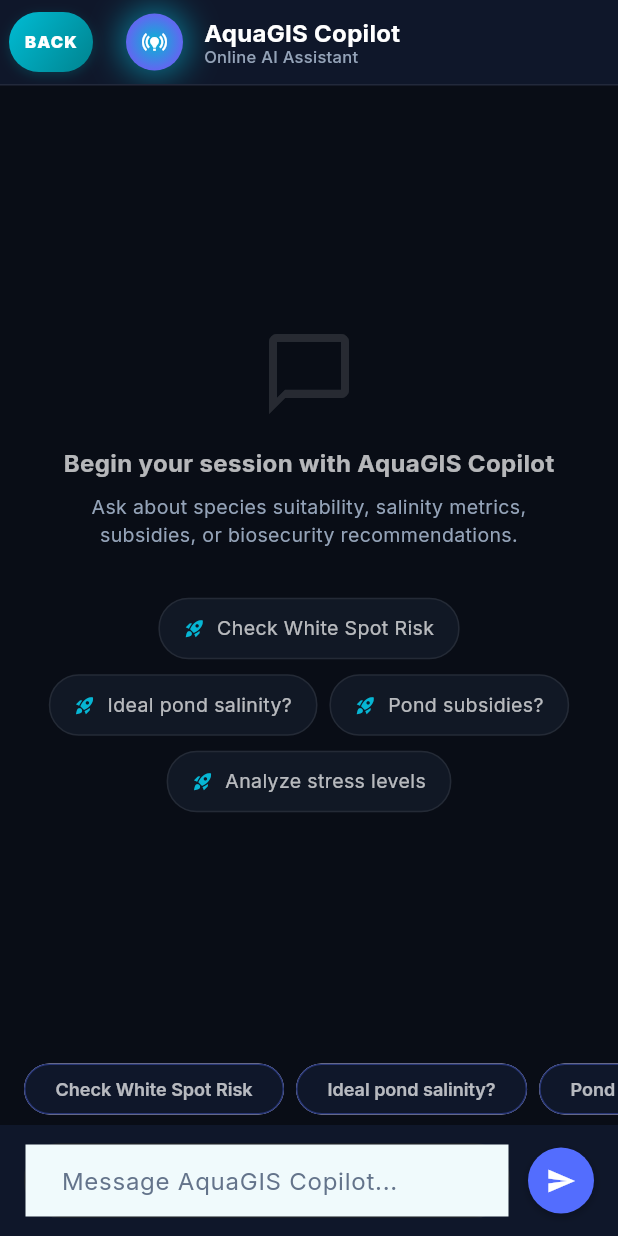
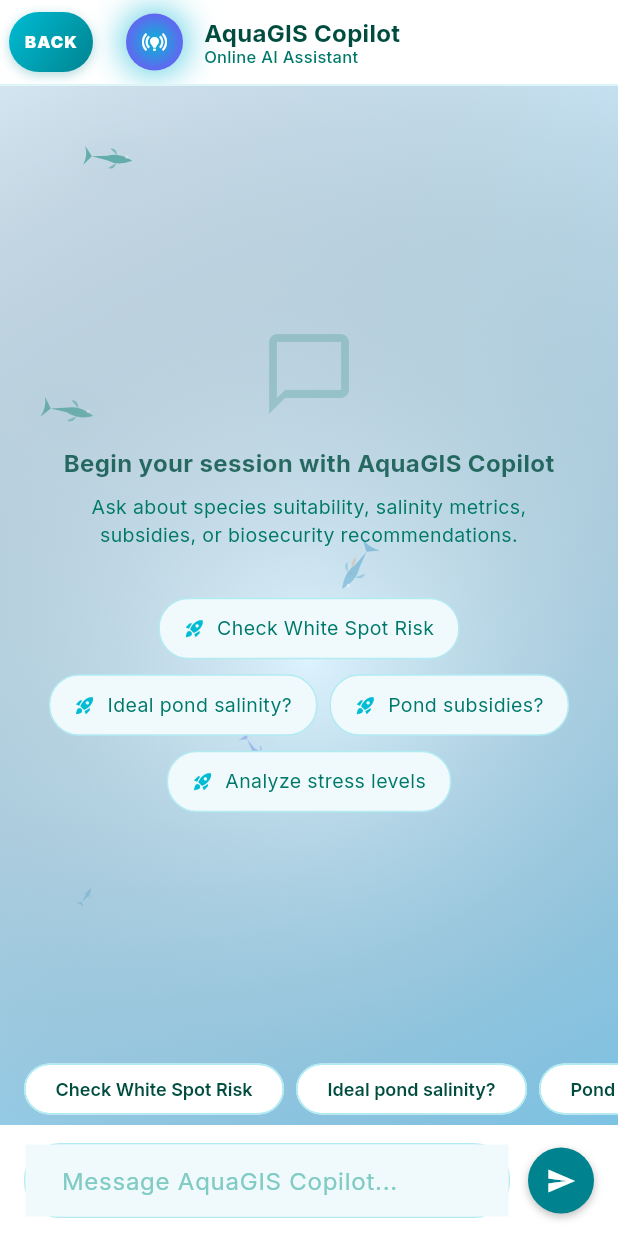
Before and after one commit to Mxnsii/GIS-Based-Smart-Pisciculture-Management-System, a Flutter app: the ChatbotScreen screen opened directly, on a phone screen of 412 x 824 dp. Run offline on Flutter 3.47's test engine with Material 3 defaults, Android fonts, the phone set to English and light mode, and no system bars; our stand-ins replace audioplayers, cloud_firestore, firebase_auth, firebase_core, firebase_database, firebase_messaging and 13 more; missing offline and left inert: flutter_map_marker_cluster, record; accounts and stored records are empty; network calls fail.

Commit message:
feat: add swimming fish background to chatbot and make it fully theme-aware

```diff
--- a/lib/screens/chatbot_screen.dart
+++ b/lib/screens/chatbot_screen.dart
@@ -6,6 +6,8 @@ import '../services/chatbot_service.dart';
 import '../services/chat_storage_service.dart';
 import '../widgets/custom_back_button.dart';
 import '../widgets/glass_card.dart';
+import '../widgets/swimming_fish_background.dart';
+import '../theme/app_theme.dart';
 
 class ChatbotScreen extends StatefulWidget {
   final bool isAuthority;
@@ -115,9 +117,9 @@ class _ChatbotScreenState extends State<ChatbotScreen> with SingleTickerProvider
   @override
   Widget build(BuildContext context) {
     return Scaffold(
-      backgroundColor: const Color(0xFF090D16), // Premium dark mode background
+      backgroundColor: Colors.transparent,
       appBar: AppBar(
-        backgroundColor: const Color(0xFF0F172A),
+        backgroundColor: AppColors.surface,
         elevation: 0,
         leadingWidth: 68,
         leading: CustomBackButton(onPressed: () => Navigator.pop(context)),
@@ -155,18 +157,18 @@ class _ChatbotScreenState extends State<ChatbotScreen> with SingleTickerProvider
             Column(
               crossAxisAlignment: CrossAxisAlignment.start,
               children: [
-                const Text(
+                Text(
                   'AquaGIS Copilot',
                   style: TextStyle(
                     fontWeight: FontWeight.bold,
-                    color: Colors.white,
+                    color: AppColors.textPrimary,
                     fontSize: 16,
                   ),
                 ),
                 Text(
                   _isTyping ? 'AI is processing...' : 'Online AI Assistant',
                   style: TextStyle(
-                    color: _isTyping ? const Color(0xFF06B6D4) : const Color(0xFF94A3B8),
+                    color: _isTyping ? const Color(0xFF06B6D4) : AppColors.textSecondary,
                     fontSize: 11,
                     fontWeight: FontWeight.w500,
                   ),
@@ -178,12 +180,13 @@ class _ChatbotScreenState extends State<ChatbotScreen> with SingleTickerProvider
         bottom: PreferredSize(
           preferredSize: const Size.fromHeight(1.0),
           child: Container(
-            color: Colors.white.withOpacity(0.08),
+            color: AppColors.border.withOpacity(0.5),
             height: 1.0,
           ),
         ),
       ),
-      body: Column(
+      body: SwimmingFishBackground(
+        child: Column(
           children: [
             // Dynamic Message Feed
             Expanded(
@@ -191,7 +194,7 @@ class _ChatbotScreenState extends State<ChatbotScreen> with SingleTickerProvider
                 stream: _chatStorageService.getChatHistory(_userId),
                 builder: (context, snapshot) {
                   if (snapshot.connectionState == ConnectionState.waiting) {
-                   return const Center(child: CircularProgressIndicator(color: Color(0xFF06B6D4)));
+                     return Center(child: CircularProgressIndicator(color: AppColors.secondary));
                   }
                   if (!snapshot.hasData || snapshot.data!.docs.isEmpty) {
                     return Center(
@@ -201,14 +204,14 @@ class _ChatbotScreenState extends State<ChatbotScreen> with SingleTickerProvider
                           children: [
                             Icon(
                               Icons.chat_bubble_outline,
-                            color: Colors.white.withOpacity(0.12),
+                              color: AppColors.textSecondary.withOpacity(0.2),
                               size: 64,
                             ),
                             const SizedBox(height: 16),
-                          const Text(
+                            Text(
                               'Begin your session with AquaGIS Copilot',
                               style: TextStyle(
-                              color: Colors.white70,
+                                color: AppColors.textPrimary.withOpacity(0.8),
                                 fontWeight: FontWeight.bold,
                                 fontSize: 16,
                               ),
@@ -217,7 +220,7 @@ class _ChatbotScreenState extends State<ChatbotScreen> with SingleTickerProvider
                             Text(
                               'Ask about species suitability, salinity metrics,\nsubsidies, or biosecurity recommendations.',
                               style: TextStyle(
-                              color: const Color(0xFF94A3B8),
+                                color: AppColors.textSecondary,
                                 fontSize: 13,
                               ),
                               textAlign: TextAlign.center,
@@ -257,6 +260,7 @@ class _ChatbotScreenState extends State<ChatbotScreen> with SingleTickerProvider
             _buildMessageInput(),
           ],
         ),
+      ),
     );
   }
 
@@ -274,18 +278,18 @@ class _ChatbotScreenState extends State<ChatbotScreen> with SingleTickerProvider
             child: Container(
               padding: const EdgeInsets.symmetric(horizontal: 16, vertical: 10),
               decoration: BoxDecoration(
-                color: const Color(0xFF1E293B).withOpacity(0.4),
+                color: AppColors.cardLight,
                 borderRadius: BorderRadius.circular(20),
-                border: Border.all(color: Colors.white.withOpacity(0.08)),
+                border: Border.all(color: AppColors.border),
               ),
               child: Row(
                 mainAxisSize: MainAxisSize.min,
                 children: [
-                  const Icon(Icons.rocket_launch, color: Color(0xFF06B6D4), size: 14),
+                  Icon(Icons.rocket_launch, color: AppColors.secondary, size: 14),
                   const SizedBox(width: 8),
                   Text(
                     reply,
-                    style: const TextStyle(color: Colors.white70, fontSize: 13),
+                    style: TextStyle(color: AppColors.textSecondary, fontSize: 13),
                   ),
                 ],
               ),
@@ -297,6 +301,18 @@ class _ChatbotScreenState extends State<ChatbotScreen> with SingleTickerProvider
   }
 
   Widget _buildMessageBubble(String content, bool isUser) {
+    final isDark = AppColors.isDark;
+
+    final bubbleBg = isUser
+        ? (isDark ? const Color(0xFF6366F1).withOpacity(0.15) : AppColors.primary.withOpacity(0.12))
+        : (isDark ? const Color(0xFF1E293B).withOpacity(0.45) : AppColors.cardLight.withOpacity(0.85));
+
+    final bubbleBorder = isUser
+        ? (isDark ? const Color(0xFF6366F1).withOpacity(0.3) : AppColors.primary.withOpacity(0.35))
+        : (isDark ? const Color(0xFF06B6D4).withOpacity(0.2) : AppColors.border);
+
+    final bubbleTextColor = isDark ? Colors.white : AppColors.textPrimary;
+
     return Align(
       alignment: isUser ? Alignment.centerRight : Alignment.centerLeft,
       child: Column(
@@ -307,13 +323,13 @@ class _ChatbotScreenState extends State<ChatbotScreen> with SingleTickerProvider
             crossAxisAlignment: CrossAxisAlignment.end,
             children: [
               if (!isUser) ...[
-                const Icon(Icons.smart_toy, color: Color(0xFF06B6D4), size: 16),
+                Icon(Icons.smart_toy, color: AppColors.secondary, size: 16),
                 const SizedBox(width: 6),
               ],
               Text(
                 isUser ? 'You' : 'AquaGIS Copilot',
-                style: const TextStyle(
-                  color: Color(0xFF64748B),
+                style: TextStyle(
+                  color: AppColors.textSecondary,
                   fontSize: 10,
                   fontWeight: FontWeight.bold,
                 ),
@@ -324,12 +340,8 @@ class _ChatbotScreenState extends State<ChatbotScreen> with SingleTickerProvider
           GlassCard(
             borderRadius: 16.0,
             blur: 10.0,
-            backgroundColor: isUser
-                ? const Color(0xFF6366F1).withOpacity(0.15) // Indigo translucent
-                : const Color(0xFF1E293B).withOpacity(0.45), // Slate translucent
-            borderColor: isUser
-                ? const Color(0xFF6366F1).withOpacity(0.3)
-                : const Color(0xFF06B6D4).withOpacity(0.2),
+            backgroundColor: bubbleBg,
+            borderColor: bubbleBorder,
             padding: const EdgeInsets.symmetric(horizontal: 16, vertical: 12),
             margin: const EdgeInsets.only(bottom: 16),
             child: Container(
@@ -338,8 +350,8 @@ class _ChatbotScreenState extends State<ChatbotScreen> with SingleTickerProvider
               ),
               child: Text(
                 content,
-                style: const TextStyle(
-                  color: Colors.white,
+                style: TextStyle(
+                  color: bubbleTextColor,
                   fontSize: 14,
                   height: 1.45,
                 ),
@@ -352,6 +364,7 @@ class _ChatbotScreenState extends State<ChatbotScreen> with SingleTickerProvider
   }
 
   Widget _buildTypingIndicator() {
+    final isDark = AppColors.isDark;
     return Padding(
       padding: const EdgeInsets.symmetric(horizontal: 24, vertical: 12),
       child: Align(
@@ -359,21 +372,21 @@ class _ChatbotScreenState extends State<ChatbotScreen> with SingleTickerProvider
         child: Row(
           mainAxisSize: MainAxisSize.min,
           children: [
-            const Icon(Icons.auto_awesome, color: Color(0xFF06B6D4), size: 14),
+            Icon(Icons.auto_awesome, color: AppColors.secondary, size: 14),
             const SizedBox(width: 8),
             Container(
               padding: const EdgeInsets.symmetric(horizontal: 14, vertical: 8),
               decoration: BoxDecoration(
-                color: const Color(0xFF1E293B).withOpacity(0.4),
+                color: isDark ? const Color(0xFF1E293B).withOpacity(0.4) : AppColors.cardLight.withOpacity(0.85),
                 borderRadius: BorderRadius.circular(16),
-                border: Border.all(color: const Color(0xFF06B6D4).withOpacity(0.15)),
+                border: Border.all(color: isDark ? const Color(0xFF06B6D4).withOpacity(0.15) : AppColors.border),
               ),
               child: Row(
                 children: [
-                  const Text(
+                  Text(
                     'Copilot is writing',
                     style: TextStyle(
-                      color: Color(0xFF94A3B8),
+                      color: AppColors.textSecondary,
                       fontSize: 12,
                       fontWeight: FontWeight.w500,
                     ),
@@ -399,11 +412,11 @@ class _ChatbotScreenState extends State<ChatbotScreen> with SingleTickerProvider
           return Padding(
             padding: const EdgeInsets.only(right: 8),
             child: ActionChip(
-              backgroundColor: const Color(0xFF0F172A),
-              side: BorderSide(color: Colors.indigoAccent.withOpacity(0.2)),
+              backgroundColor: AppColors.surface,
+              side: BorderSide(color: AppColors.border),
               label: Text(
                 reply,
-                style: const TextStyle(color: Colors.white70, fontSize: 12),
+                style: TextStyle(color: AppColors.textPrimary, fontSize: 12),
               ),
               onPressed: () => _sendMessage(reply),
               shape: RoundedRectangleBorder(borderRadius: BorderRadius.circular(18)),
@@ -416,7 +429,7 @@ class _ChatbotScreenState extends State<ChatbotScreen> with SingleTickerProvider
 
   Widget _buildMessageInput() {
     return Container(
-      color: const Color(0xFF0F172A),
+      color: AppColors.surface,
       padding: const EdgeInsets.symmetric(horizontal: 16, vertical: 12),
       child: SafeArea(
         child: Row(
@@ -424,23 +437,23 @@ class _ChatbotScreenState extends State<ChatbotScreen> with SingleTickerProvider
             Expanded(
               child: Container(
                 decoration: BoxDecoration(
-                  color: const Color(0xFF090D16),
+                  color: AppColors.bg,
                   borderRadius: BorderRadius.circular(24),
-                  border: Border.all(color: Colors.white.withOpacity(0.08)),
+                  border: Border.all(color: AppColors.border),
                 ),
                 child: TextField(
                   controller: _messageController,
                   textCapitalization: TextCapitalization.sentences,
                   minLines: 1,
                   maxLines: 4,
-                  style: const TextStyle(color: Colors.white),
-                  decoration: const InputDecoration(
+                  style: TextStyle(color: AppColors.textPrimary),
+                  decoration: InputDecoration(
                     hintText: 'Message AquaGIS Copilot...',
-                    hintStyle: TextStyle(color: Color(0xFF64748B)),
+                    hintStyle: TextStyle(color: AppColors.textMuted),
                     border: InputBorder.none,
                     enabledBorder: InputBorder.none,
                     focusedBorder: InputBorder.none,
-                    contentPadding: EdgeInsets.symmetric(horizontal: 20, vertical: 12),
+                    contentPadding: const EdgeInsets.symmetric(horizontal: 20, vertical: 12),
                   ),
                 ),
               ),
@@ -450,10 +463,10 @@ class _ChatbotScreenState extends State<ChatbotScreen> with SingleTickerProvider
               onTap: () => _sendMessage(),
               child: Container(
                 padding: const EdgeInsets.all(12),
-                decoration: const BoxDecoration(
-                  color: Colors.indigoAccent,
+                decoration: BoxDecoration(
+                  color: AppColors.primary,
                   shape: BoxShape.circle,
-                  boxShadow: [
+                  boxShadow: const [
                     BoxShadow(
                       color: Colors.black26,
                       blurRadius: 4,
@@ -512,8 +525,8 @@ class _AnimatedDotsState extends State<_AnimatedDots> with SingleTickerProviderS
               transform: Matrix4.translationValues(0, bounce, 0),
               width: 5,
               height: 5,
-              decoration: const BoxDecoration(
-                color: Color(0xFF06B6D4),
+              decoration: BoxDecoration(
+                color: AppColors.secondary,
                 shape: BoxShape.circle,
               ),
             );
```
Lines whose indentation alone changed are shown as unchanged.
